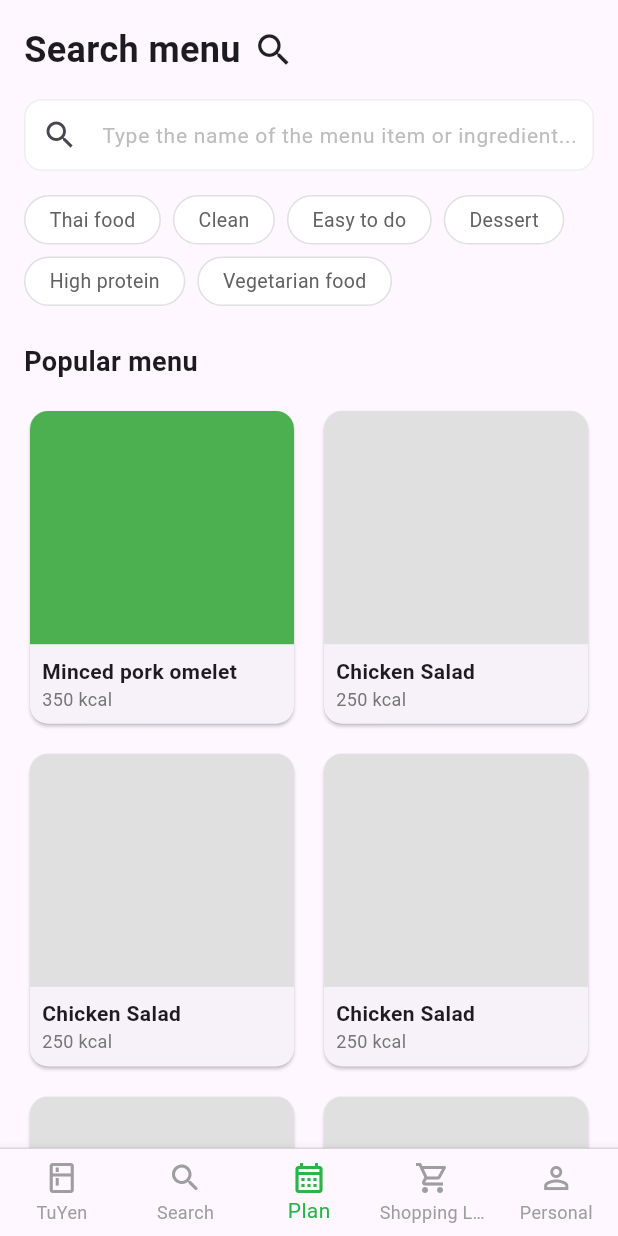
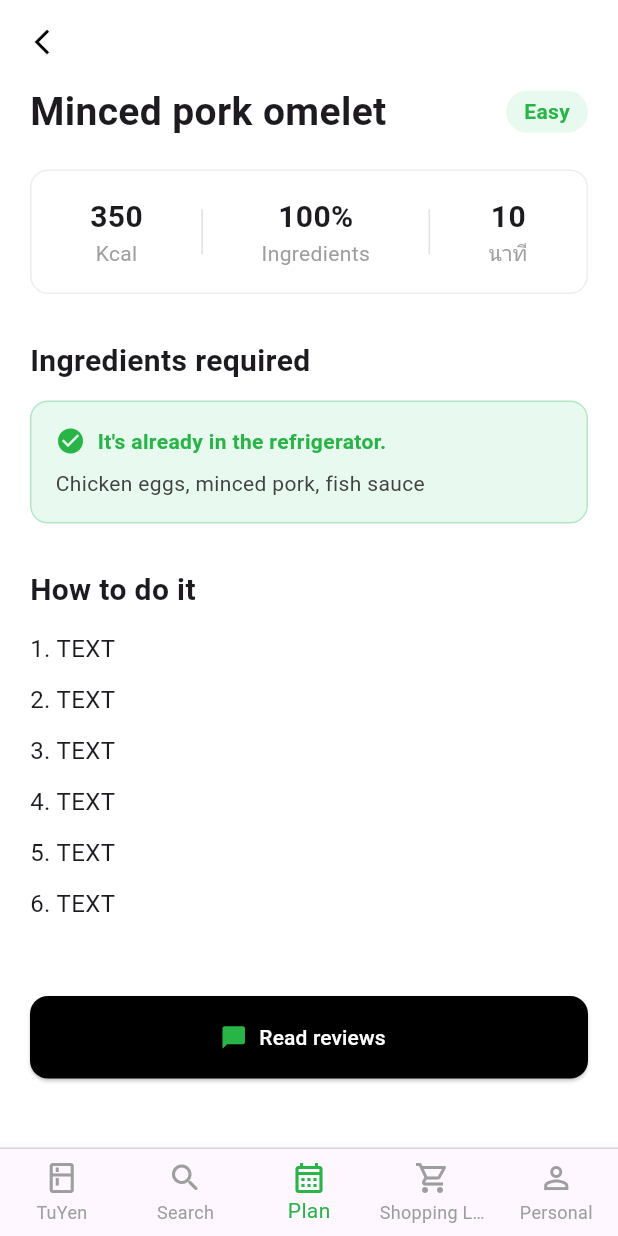
Before and after one commit to ChanapatArt/tuyen, a Flutter app: the screen it shows after launch, item 3 of the bottom bar chosen, on a phone screen of 412 x 824 dp. Run offline on Flutter 3.47's test engine with Material 3 defaults, Android fonts, the phone set to English and light mode, and no system bars; our stand-ins replace google_fonts; Roboto replaces fonts that are missing (Itim).

Commit message:
หน้าลายละเอียดเมนู

```diff
--- a/mobile_app/lib/screens/home.dart
+++ b/mobile_app/lib/screens/home.dart
@@ -1,4 +1,5 @@
 import 'package:flutter/material.dart';
+import 'package:mobile_app/screens/recipeDetails.dart';
 import 'package:mobile_app/screens/search.dart';
 import 'package:mobile_app/widgets/bottom_nav.dart';
 import 'package:mobile_app/screens/homeSubNavigator.dart';
@@ -64,6 +65,7 @@ class _HomeState extends State<Home> {
               },
             ),
             Search(),
+            RecipeDetails(title: 'Minced pork omelet')
           ],
         ),
 
--- /dev/null
+++ b/mobile_app/lib/screens/recipeDetails.dart
@@ -0,0 +1,159 @@
+import 'package:flutter/material.dart';
+
+class RecipeDetails extends StatelessWidget {
+  final String title;
+  const RecipeDetails({super.key, required this.title});
+
+  @override
+  Widget build(BuildContext context) {
+    return Scaffold(
+      backgroundColor: Colors.white,
+      appBar: AppBar(
+        backgroundColor: Colors.white,
+        elevation: 0,
+        leading: IconButton(
+          icon: const Icon(Icons.arrow_back_ios_new, color: Colors.black, size: 20),
+          onPressed: () => Navigator.pop(context),
+        ),
+      ),
+      body: SingleChildScrollView(
+        padding: const EdgeInsets.symmetric(horizontal: 20),
+        child: Column(
+          crossAxisAlignment: CrossAxisAlignment.start,
+          children: [
+            // 1. Header: ชื่อเมนู และป้ายระดับความยาก
+            Row(
+              mainAxisAlignment: MainAxisAlignment.spaceBetween,
+              children: [
+                Expanded(
+                  child: Text(
+                    title,
+                    style: const TextStyle(fontSize: 26, fontWeight: FontWeight.bold),
+                  ),
+                ),
+                Container(
+                  padding: const EdgeInsets.symmetric(horizontal: 12, vertical: 4),
+                  decoration: BoxDecoration(
+                    color: const Color(0xFFE8FAF0),
+                    borderRadius: BorderRadius.circular(20),
+                  ),
+                  child: const Text(
+                    "Easy",
+                    style: TextStyle(color: Color(0xFF28B446), fontWeight: FontWeight.bold),
+                  ),
+                ),
+              ],
+            ),
+            const SizedBox(height: 20),
+
+            // 2. Summary Card: ตัวเลข 3 ช่อง
+            Container(
+              padding: const EdgeInsets.symmetric(vertical: 16),
+              decoration: BoxDecoration(
+                borderRadius: BorderRadius.circular(12),
+                border: Border.all(color: Colors.grey.shade200),
+              ),
+              child: Row(
+                mainAxisAlignment: MainAxisAlignment.spaceEvenly,
+                children: [
+                  _buildStatItem("350", "Kcal"),
+                  _buildVerticalDivider(),
+                  _buildStatItem("100%", "Ingredients"),
+                  _buildVerticalDivider(),
+                  _buildStatItem("10", "นาที"),
+                ],
+              ),
+            ),
+            const SizedBox(height: 30),
+
+            // 3. Section: Ingredients required
+            const Text(
+              "Ingredients required",
+              style: TextStyle(fontSize: 20, fontWeight: FontWeight.bold),
+            ),
+            const SizedBox(height: 12),
+            Container(
+              width: double.infinity,
+              padding: const EdgeInsets.all(16),
+              decoration: BoxDecoration(
+                color: const Color(0xFFE8FAF0),
+                borderRadius: BorderRadius.circular(12),
+                border: Border.all(color: const Color(0xFFB2E7C6)),
+              ),
+              child: Column(
+                crossAxisAlignment: CrossAxisAlignment.start,
+                children: [
+                  const Row(
+                    children: [
+                      Icon(Icons.check_circle, color: Color(0xFF28B446), size: 20),
+                      SizedBox(width: 8),
+                      Text(
+                        "It's already in the refrigerator.",
+                        style: TextStyle(color: Color(0xFF28B446), fontWeight: FontWeight.w600),
+                      ),
+                    ],
+                  ),
+                  const SizedBox(height: 8),
+                  Text(
+                    "Chicken eggs, minced pork, fish sauce",
+                    style: TextStyle(color: Colors.grey.shade800, height: 1.4),
+                  ),
+                ],
+              ),
+            ),
+            const SizedBox(height: 30),
+
+            // 4. Section: How to do it
+            const Text(
+              "How to do it",
+              style: TextStyle(fontSize: 20, fontWeight: FontWeight.bold),
+            ),
+            const SizedBox(height: 12),
+            // รายการขั้นตอน (ใช้ List.generate เพื่อความง่าย)
+            ...List.generate(6, (index) => Padding(
+              padding: const EdgeInsets.only(bottom: 8),
+              child: Text(
+                "${index + 1}. TEXT",
+                style: const TextStyle(fontSize: 16, height: 1.6),
+              ),
+            )),
+
+            const SizedBox(height: 40),
+
+            // 5. ปุ่ม Read reviews
+            SizedBox(
+              width: double.infinity,
+              height: 55,
+              child: ElevatedButton.icon(
+                onPressed: () {},
+                icon: const Icon(Icons.chat_bubble, color: Color(0xFF28B446)),
+                label: const Text("Read reviews"),
+                style: ElevatedButton.styleFrom(
+                  backgroundColor: Colors.black,
+                  foregroundColor: Colors.white,
+                  shape: RoundedRectangleBorder(borderRadius: BorderRadius.circular(12)),
+                ),
+              ),
+            ),
+            const SizedBox(height: 20),
+          ],
+        ),
+      ),
+    );
+  }
+
+  // Helper สำหรับสร้างช่องตัวเลข
+  Widget _buildStatItem(String value, String label) {
+    return Column(
+      children: [
+        Text(value, style: const TextStyle(fontSize: 20, fontWeight: FontWeight.bold)),
+        Text(label, style: const TextStyle(color: Colors.grey, fontSize: 14)),
+      ],
+    );
+  }
+
+  // Helper สำหรับสร้างเส้นคั่นแนวตั้ง
+  Widget _buildVerticalDivider() {
+    return Container(height: 30, width: 1, color: Colors.grey.shade300);
+  }
+}
--- a/mobile_app/lib/widgets/ingredientList.dart
+++ b/mobile_app/lib/widgets/ingredientList.dart
@@ -15,6 +15,7 @@ class IngredientList extends StatelessWidget {
   @override
   Widget build(BuildContext context) {
     return Scaffold(
+      // backgroundColor: Colors.white,
       appBar: AppBar(
         title: Column(
           crossAxisAlignment: CrossAxisAlignment.start,
```
